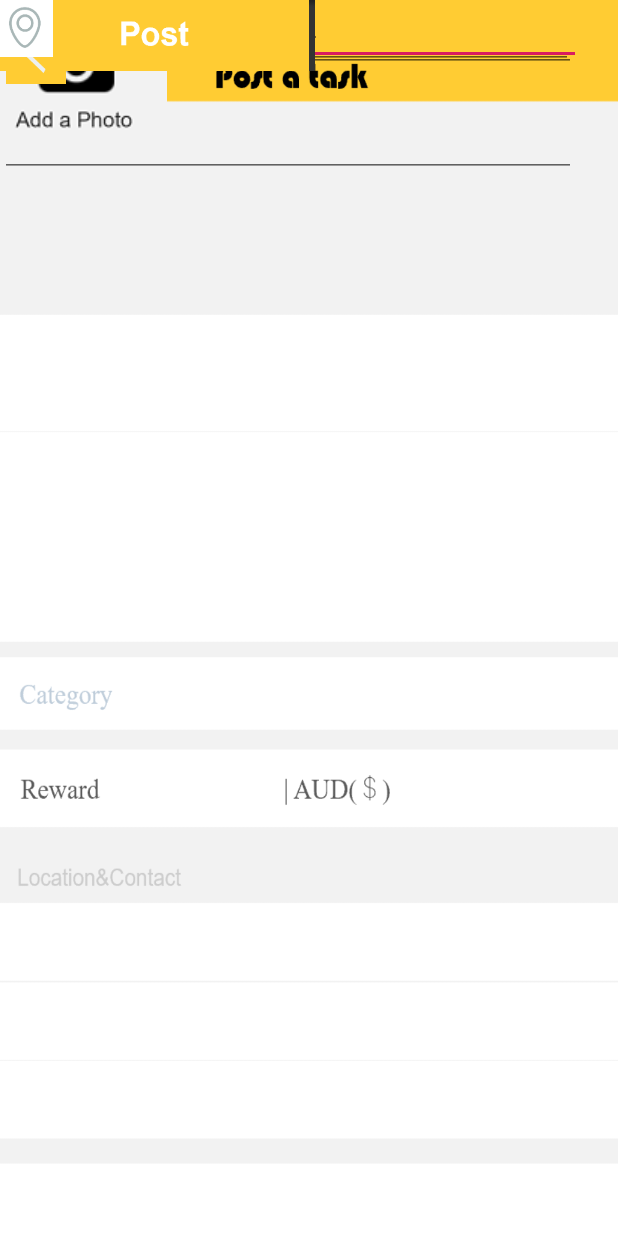
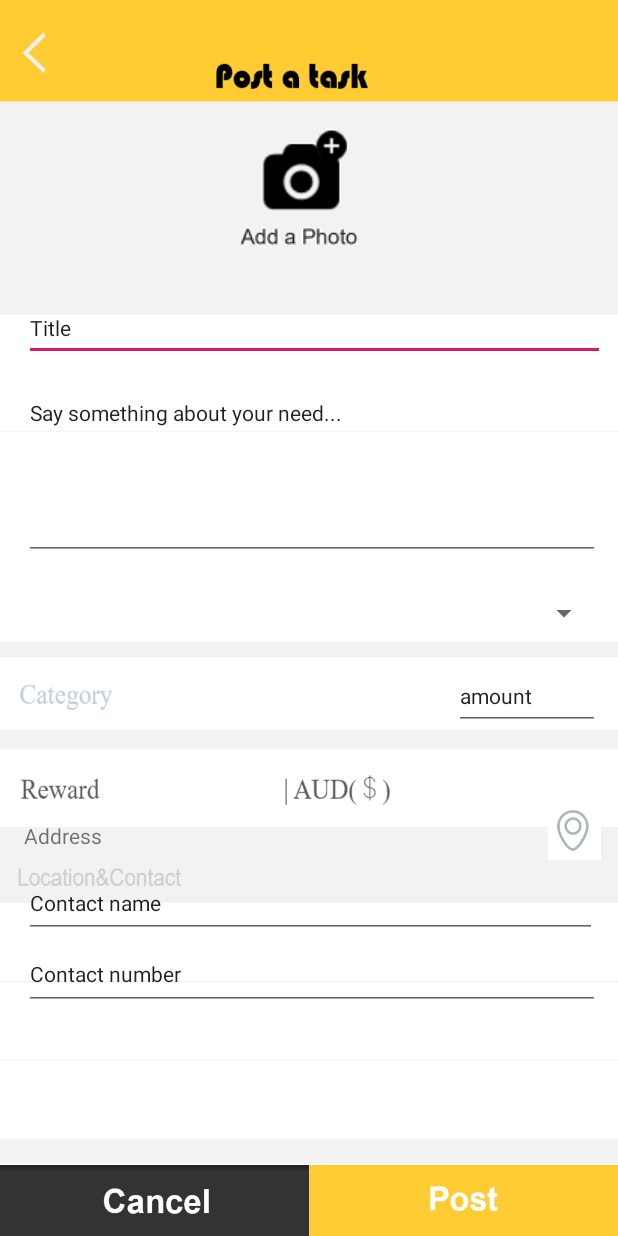
Before and after one commit to BuaaFreeTime/LazyGod, an Android app: the layout activity_post_task.xml on its own in the app's theme, with its tools: preview values and no code run, on a phone screen of 412 x 824 dp. Run offline under Robolectric (Android 15) with nearby library versions, the phone set to English and light mode, and no system bars.

Commit message:
change constrain

```diff
--- a/app/src/main/res/layout/activity_post_task.xml
+++ b/app/src/main/res/layout/activity_post_task.xml
@@ -12,18 +12,16 @@
         android:layout_width="210dp"
         android:layout_height="47dp"
         android:background="@drawable/cancelbutton"
-        tools:layout_editor_absoluteX="-4dp"
-        tools:layout_editor_absoluteY="684dp"
-        tools:ignore="MissingConstraints" />
+        app:layout_constraintBottom_toBottomOf="parent"
+        app:layout_constraintStart_toStartOf="parent" />
 
     <Button
         android:id="@+id/button11"
         android:layout_width="206dp"
         android:layout_height="47dp"
         android:background="@drawable/postbutton"
-        tools:layout_editor_absoluteX="205dp"
-        tools:layout_editor_absoluteY="684dp"
-        tools:ignore="MissingConstraints" />
+        app:layout_constraintBottom_toBottomOf="parent"
+        app:layout_constraintEnd_toEndOf="parent" />
 
     <Button
         android:id="@+id/button9"
@@ -39,96 +37,105 @@
         android:id="@+id/imageView"
         android:layout_width="wrap_content"
         android:layout_height="wrap_content"
-        app:srcCompat="@drawable/addaphotobutton"
-        tools:layout_editor_absoluteX="150dp"
-        tools:layout_editor_absoluteY="78dp"
-        tools:ignore="MissingConstraints" />
+        android:layout_marginStart="150dp"
+        android:layout_marginTop="78dp"
+        app:layout_constraintStart_toStartOf="parent"
+        app:layout_constraintTop_toTopOf="parent"
+        app:srcCompat="@drawable/addaphotobutton" />
 
     <EditText
         android:id="@+id/editText11"
         android:layout_width="387dp"
         android:layout_height="43dp"
+        android:layout_marginStart="16dp"
+        android:layout_marginTop="197dp"
         android:ems="10"
         android:inputType="textPersonName"
         android:text="Title"
         android:textSize="14sp"
-        tools:layout_editor_absoluteX="16dp"
-        tools:layout_editor_absoluteY="197dp"
-        tools:ignore="MissingConstraints" />
+        app:layout_constraintStart_toStartOf="parent"
+        app:layout_constraintTop_toTopOf="parent" />
 
     <EditText
         android:id="@+id/editText12"
         android:layout_width="384dp"
         android:layout_height="118dp"
+        android:layout_marginStart="16dp"
+        android:layout_marginTop="255dp"
         android:ems="10"
         android:gravity="start|top"
         android:inputType="textMultiLine"
         android:text="Say something about your need..."
         android:textSize="14sp"
-        tools:layout_editor_absoluteX="16dp"
-        tools:layout_editor_absoluteY="255dp"
-        tools:ignore="MissingConstraints" />
+        app:layout_constraintStart_toStartOf="parent"
+        app:layout_constraintTop_toTopOf="parent" />
 
     <EditText
         android:id="@+id/editText13"
         android:layout_width="97dp"
         android:layout_height="45dp"
+        android:layout_marginTop="441dp"
+        android:layout_marginEnd="12dp"
         android:ems="10"
         android:inputType="textPersonName"
         android:text="amount"
         android:textSize="14sp"
-        tools:layout_editor_absoluteX="302dp"
-        tools:layout_editor_absoluteY="441dp"
-        tools:ignore="MissingConstraints" />
+        app:layout_constraintEnd_toEndOf="parent"
+        app:layout_constraintTop_toTopOf="parent" />
 
     <Spinner
         android:id="@+id/spinner3"
         android:layout_width="212dp"
         android:layout_height="37dp"
-        tools:layout_editor_absoluteX="187dp"
-        tools:layout_editor_absoluteY="390dp"
-        tools:ignore="MissingConstraints" />
+        android:layout_marginTop="390dp"
+        android:layout_marginEnd="12dp"
+        app:layout_constraintEnd_toEndOf="parent"
+        app:layout_constraintTop_toTopOf="parent" />
 
     <EditText
         android:id="@+id/editText10"
         android:layout_width="382dp"
         android:layout_height="46dp"
+        android:layout_marginStart="16dp"
+        android:layout_marginTop="579dp"
         android:ems="10"
         android:inputType="textPersonName"
         android:text="Contact name"
         android:textSize="14sp"
-        tools:layout_editor_absoluteX="16dp"
-        tools:layout_editor_absoluteY="579dp"
-        tools:ignore="MissingConstraints" />
+        app:layout_constraintStart_toStartOf="parent"
+        app:layout_constraintTop_toTopOf="parent" />
 
     <EditText
         android:id="@+id/editText14"
         android:layout_width="384dp"
         android:layout_height="48dp"
+        android:layout_marginStart="16dp"
+        android:layout_marginTop="625dp"
         android:ems="10"
         android:inputType="textPersonName"
         android:text="Contact number"
         android:textSize="14sp"
-        tools:layout_editor_absoluteX="16dp"
-        tools:layout_editor_absoluteY="625dp"
-        tools:ignore="MissingConstraints" />
+        app:layout_constraintStart_toStartOf="parent"
+        app:layout_constraintTop_toTopOf="parent" />
 
     <TextView
         android:id="@+id/textView"
         android:layout_width="342dp"
         android:layout_height="26dp"
+        android:layout_marginStart="16dp"
+        android:layout_marginTop="547dp"
         android:text="Address"
-        tools:layout_editor_absoluteX="16dp"
-        tools:layout_editor_absoluteY="547dp"
-        tools:ignore="MissingConstraints" />
+        app:layout_constraintStart_toStartOf="parent"
+        app:layout_constraintTop_toTopOf="parent" />
 
     <Button
         android:id="@+id/button8"
         android:layout_width="35dp"
         android:layout_height="38dp"
+        android:layout_marginTop="535dp"
+        android:layout_marginEnd="11dp"
         android:background="@drawable/locationbutton"
-        tools:layout_editor_absoluteX="365dp"
-        tools:layout_editor_absoluteY="535dp"
-        tools:ignore="MissingConstraints" />
+        app:layout_constraintEnd_toEndOf="parent"
+        app:layout_constraintTop_toTopOf="parent" />
 
 </androidx.constraintlayout.widget.ConstraintLayout>
```
Also changed, not shown: app/src/main/res/layout/activity_my_task.xml (+22 -21 lines), app/src/main/res/layout/activity_signin.xml (+15 -12 lines), app/src/main/res/layout/activity_task.xml (+7 -6 lines).
